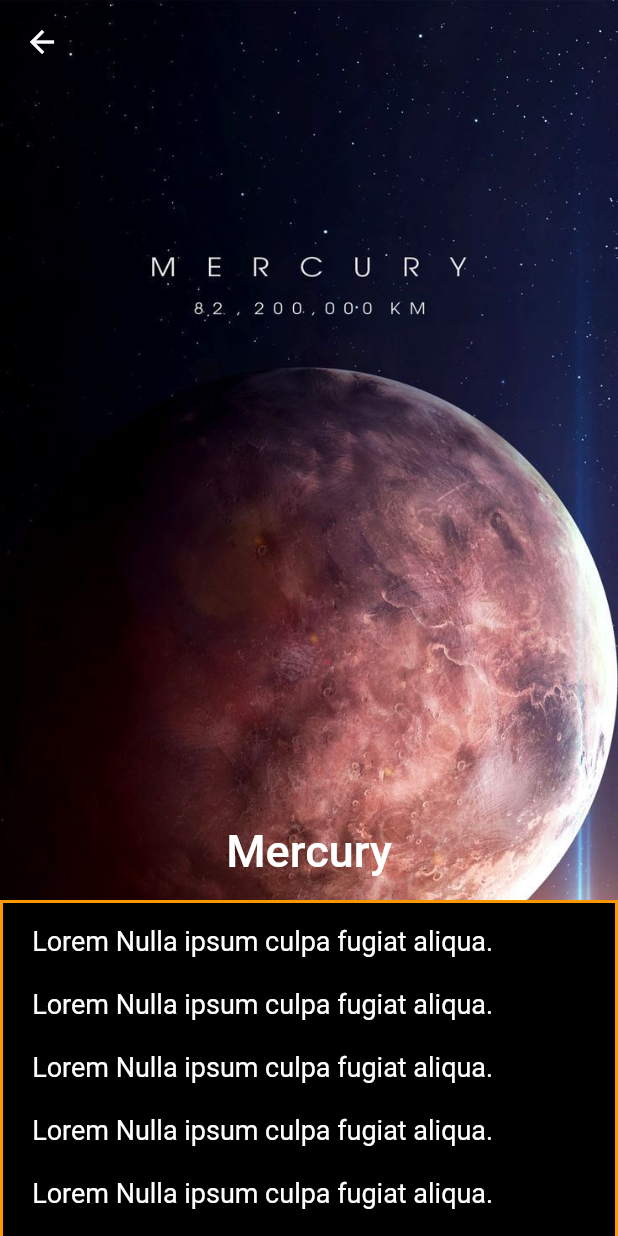
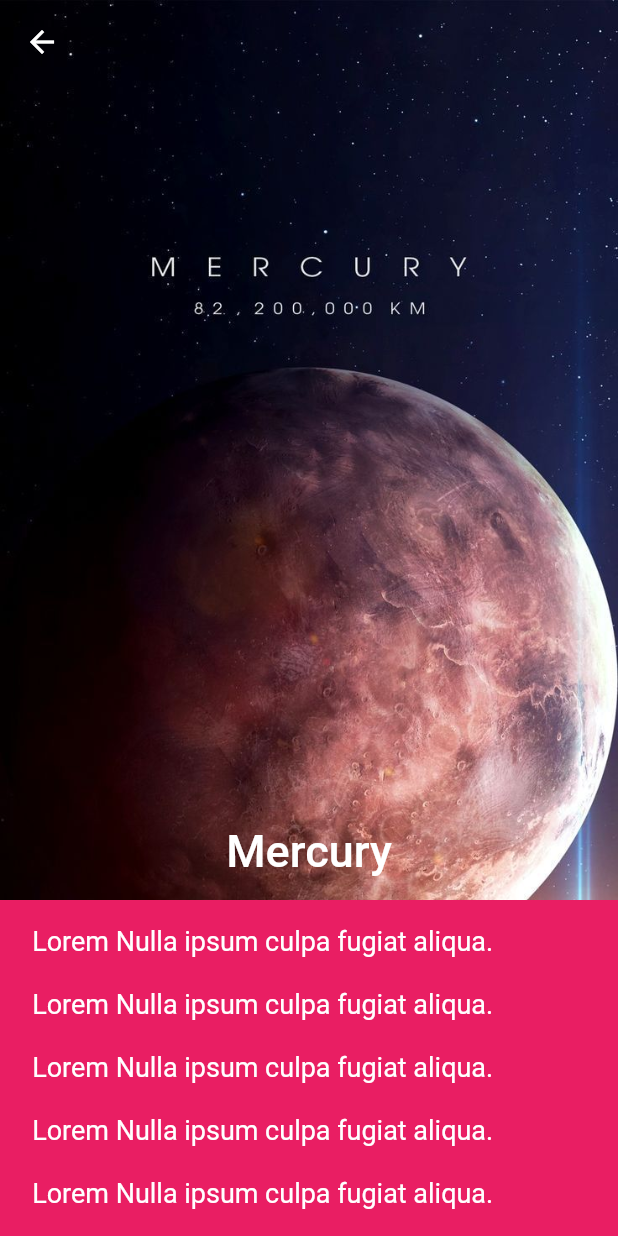
Before and after one commit to OguzErdi/celestial_objects, a Flutter app: the CelesticalObjectDetail screen opened directly with empty values, on a phone screen of 412 x 824 dp. Run offline on Flutter 3.47's test engine with Material 2 defaults, Android fonts, the phone set to English and light mode, and no system bars; our stand-ins replace palette_generator.

Commit message:
detail tamamlandı. renkler ayarlandı.

```diff
--- a/lib/celestical_obect_detail.dart
+++ b/lib/celestical_obect_detail.dart
@@ -5,26 +5,49 @@ import 'package:palette_generator/palette_generator.dart';
 
 import 'models/planet.dart';
 
-class CelesticalObjectDetail extends StatelessWidget {
+class CelesticalObjectDetail extends StatefulWidget {
   int index;
-  Planet planet;
 
   CelesticalObjectDetail(this.index);
 
   @override
-  Widget build(BuildContext context) {
-    planet = Repository().planets[index];
-    PaletteGenerator paletteGenerator;
+  _CelesticalObjectDetailState createState() => _CelesticalObjectDetailState();
+}
 
+class _CelesticalObjectDetailState extends State<CelesticalObjectDetail> {
+  Planet planet;
+  PaletteGenerator paletteGenerator;
+  Color pimaryColor;
+  Color backgroundColor;
+
+  @override
+  void initState() {
+    super.initState();
+
+    planet = Repository().planets[widget.index];
+    getDominantColor();
+  }
+
+  void getDominantColor() {
     Future<PaletteGenerator> fPaletteGenerator =
         PaletteGenerator.fromImageProvider(
             AssetImage(planet.picture)); //future, async call gibi
 
     fPaletteGenerator.then((value) {
       paletteGenerator = value;
-      debugPrint("Seçilen Renl: ${paletteGenerator.dominantColor.color.toString()}");
+      debugPrint("Seçilen Primary Color: ${paletteGenerator.vibrantColor.color.toString()}");
+      debugPrint("Seçilen Bakcground Color: ${paletteGenerator.darkVibrantColor.color.toString()}");
+
+      // burda, yeni renk ile ekranı tekrar çizmen lazım
+      setState(() {
+        pimaryColor = paletteGenerator.vibrantColor.color;
+        backgroundColor = paletteGenerator.darkVibrantColor.color;
+      });
     });
+  }
 
+  @override
+  Widget build(BuildContext context) {
     return Scaffold(
       body: CustomScrollView(
         primary: true,
@@ -33,7 +56,7 @@ class CelesticalObjectDetail extends StatelessWidget {
             expandedHeight: 600,
             pinned: true,
             primary: true,
-            backgroundColor: Colors.orange,
+            backgroundColor: pimaryColor ?? Colors.pink,
             flexibleSpace: FlexibleSpaceBar(
               background: Image.asset(
                 planet.picture,
@@ -48,11 +71,11 @@ class CelesticalObjectDetail extends StatelessWidget {
           SliverToBoxAdapter(
             child: Container(
               padding: const EdgeInsets.all(2.0),
-              color: Colors.orange,
+              color: pimaryColor ?? Colors.pink,
               child: SingleChildScrollView(
                 child: Container(
                   padding: EdgeInsets.all(15),
-                  color: Colors.black,
+                  color: backgroundColor ?? Colors.pink,
                   child: Text(planet.detail,
                       style: TextStyle(fontSize: 18, color: Colors.white)),
                 ),
--- a/lib/main.dart
+++ b/lib/main.dart
@@ -3,7 +3,7 @@ import 'package:celestial_objects/celestical_obect_list.dart';
 import 'package:celestial_objects/palette_generator_test.dart';
 import 'package:flutter/material.dart';
 
-main() => runApp(MyAppPalette());
+main() => runApp(MyApp());
 
 class MyApp extends StatelessWidget {
   @override
```
